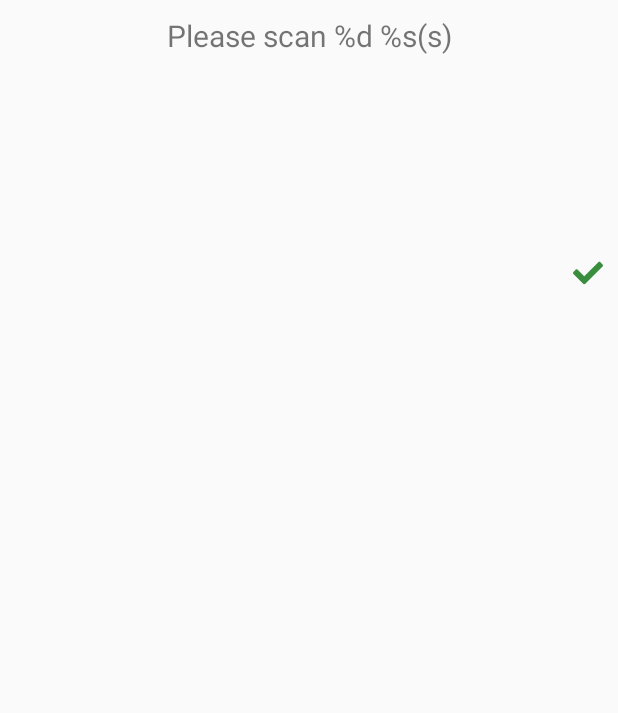
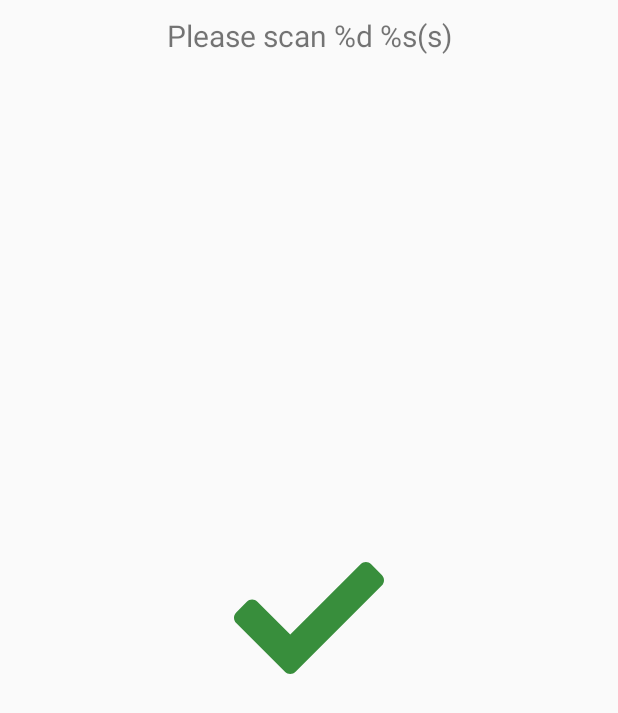
Before and after one commit to dummycode/w2g_playground, an Android app: the layout activity_scan_item.xml on its own in the app's theme, with its tools: preview values and no code run, on a phone screen of 412 x 824 dp. Shown: the top 713 px of the screen. Run offline under Robolectric (Android 15) with nearby library versions, the phone set to English and light mode, and no system bars.

Commit message:
👀Can scan better

```diff
--- a/app/src/main/java/edu/gatech/w2gplayground/MainActivity.java
+++ b/app/src/main/java/edu/gatech/w2gplayground/MainActivity.java
@@ -78,7 +78,7 @@ public class MainActivity extends AppCompatActivity {
         Bundle extras = new Bundle();
         extras.putString("name", "Mac n Cheese");
         extras.putInt("quantity", 2);
-        extras.putString("upc", "813267020007");
+        extras.putString("upc", "021000010875");
         intent.putExtras(extras);
 
         startActivity(intent);
--- a/app/src/main/res/layout/activity_scan_item.xml
+++ b/app/src/main/res/layout/activity_scan_item.xml
@@ -24,11 +24,11 @@
 
         <ImageView
             android:id="@+id/imageView2"
-            android:layout_width="20dp"
-            android:layout_height="20dp"
-            android:layout_alignParentEnd="true"
-            android:layout_marginTop="10dp"
-            android:layout_marginEnd="10dp"
+            android:layout_width="100dp"
+            android:layout_height="100dp"
+            android:layout_centerInParent="true"
+            android:layout_centerHorizontal="true"
+            android:layout_centerVertical="true"
             android:contentDescription="@string/app_name"
             app:srcCompat="@drawable/ic_check_solid" />
 
```
Also changed, not shown: app/src/main/java/edu/gatech/w2gplayground/ScanItemActivity.java (+11 -3 lines).
